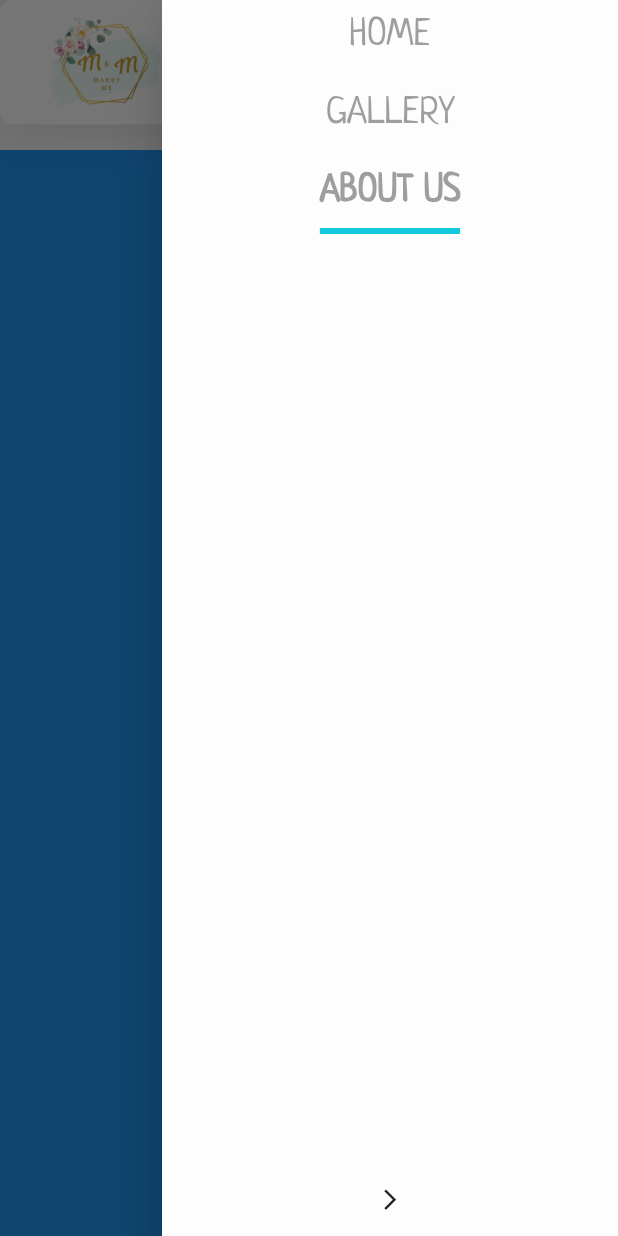
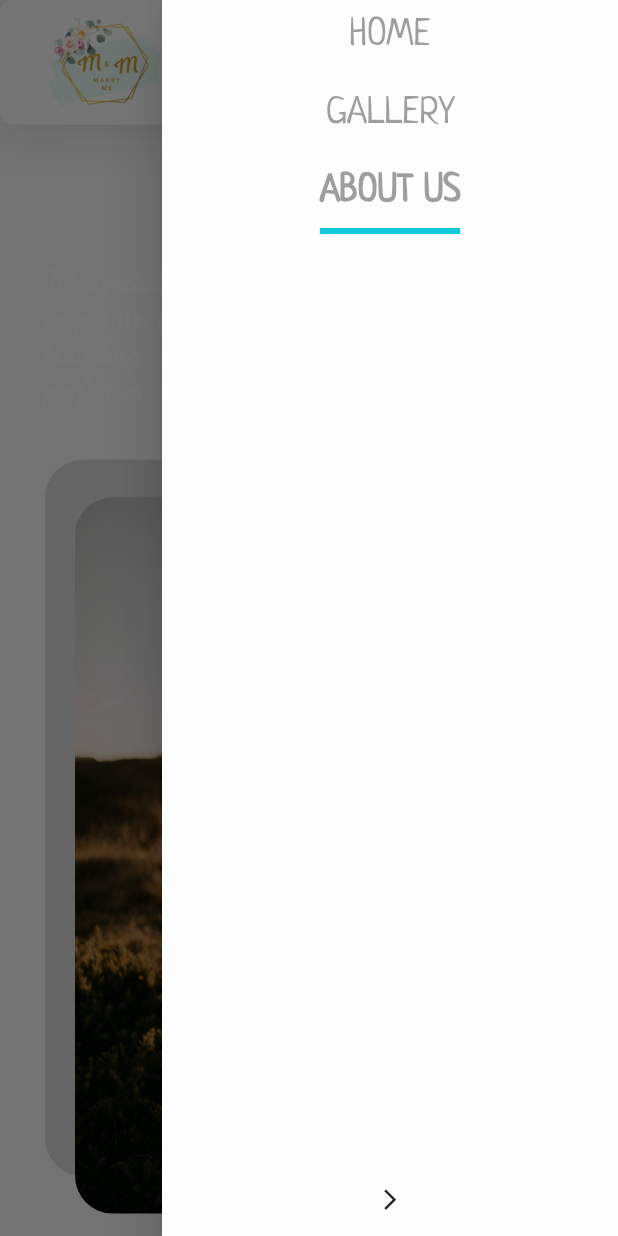
Before and after one commit to justaboy-dev/Flutter_MarryMe, a Flutter app: the screen it shows after launch, after a tap on the "menu" icon, after a tap on "GALLERY", after a tap on "ABOUT US", on a phone screen of 412 x 824 dp. Run offline on Flutter 3.47's test engine with Material 2 defaults, Android fonts, the phone set to English and light mode, and no system bars; drawn by our look-alikes of animated_text_kit; our stand-ins replace carousel_slider, get; missing offline and left inert: flutter_animated_button.

Commit message:
last-commit

```diff
--- /dev/null
+++ b/lib/components/aboutus.dart
@@ -0,0 +1,99 @@
+import 'package:animated_text_kit/animated_text_kit.dart';
+import 'package:flutter/material.dart';
+import 'package:marryme/constant.dart';
+import 'package:marryme/widget/responsive.dart';
+
+class AboutUs extends StatelessWidget {
+  const AboutUs({
+    Key? key,
+  }) : super(key: key);
+
+  @override
+  Widget build(BuildContext context) {
+    return SafeArea(
+      child: Padding(
+        padding: const EdgeInsets.all(20.0),
+        child: Flex(
+          direction:
+              Responsive.isDesktop(context) ? Axis.horizontal : Axis.vertical,
+          children: [
+            Expanded(
+              flex: Responsive.isDesktop(context) ? 4 : 3,
+              child: Padding(
+                padding: const EdgeInsets.only(top: 20, left: 10, right: 10),
+                child: Column(
+                  children: [
+                    Text(
+                      "About Us".toUpperCase(),
+                      style: TextStyle(
+                          color: kButtonColor,
+                          fontSize: Responsive.isDesktop(context) ? 45 : 28,
+                          fontFamily: "Neucha",
+                          fontWeight: FontWeight.bold),
+                    ),
+                    SizedBox(height: Responsive.isDesktop(context) ? 100 : 5),
+                    DefaultTextStyle(
+                      style: TextStyle(
+                          fontSize: Responsive.isDesktop(context) ? 30 : 20,
+                          fontFamily: "DancingScript",
+                          fontWeight: FontWeight.w400),
+                      textAlign: Responsive.isDesktop(context)
+                          ? TextAlign.justify
+                          : TextAlign.center,
+                      softWrap: true,
+                      overflow: TextOverflow.fade,
+                      child: AnimatedTextKit(
+                        repeatForever: true,
+                        animatedTexts: [
+                          TypewriterAnimatedText(
+                            "We specialize in wedding photography, corporate, family and senior portraits, often traveling to your destination to capture the perfect moment in the perfect place.",
+                            speed: const Duration(milliseconds: 100),
+                          ),
+                        ],
+                      ),
+                    ),
+                  ],
+                ),
+              ),
+            ),
+            Expanded(
+              flex: Responsive.isDesktop(context) ? 6 : 8,
+              child: Padding(
+                padding: Responsive.isDesktop(context)
+                    ? const EdgeInsets.all(100.0)
+                    : const EdgeInsets.only(left: 10, right: 20, bottom: 20),
+                child: Align(
+                  alignment: Alignment.center,
+                  child: Stack(
+                    clipBehavior: Clip.none,
+                    children: [
+                      Container(
+                        decoration: BoxDecoration(
+                            color: Colors.black12,
+                            borderRadius: BorderRadius.circular(25)),
+                      ),
+                      Positioned(
+                        top: 25,
+                        left: 20,
+                        bottom: -25,
+                        right: -20,
+                        child: Container(
+                          //margin: const EdgeInsets.only(top: 30, left: 30),
+                          decoration: BoxDecoration(
+                              image: const DecorationImage(
+                                  image: AssetImage("asset/images/aboutus.jpg"),
+                                  fit: BoxFit.cover),
+                              borderRadius: BorderRadius.circular(25)),
+                        ),
+                      ),
+                    ],
+                  ),
+                ),
+              ),
+            )
+          ],
+        ),
+      ),
+    );
+  }
+}
--- a/lib/components/body.dart
+++ b/lib/components/body.dart
@@ -10,7 +10,9 @@ class Body extends StatelessWidget {
   @override
   Widget build(BuildContext context) {
     return SafeArea(
-      child: Container(
+      child: AnimatedContainer(
+        duration: const Duration(milliseconds: 1500),
+        curve: Curves.linearToEaseOut,
         width: double.infinity,
         //height: MediaQuery.of(context).size.height,
         decoration: const BoxDecoration(
@@ -36,7 +38,7 @@ class Body extends StatelessWidget {
             Container(
               constraints: BoxConstraints(
                   maxHeight: MediaQuery.of(context).size.height - 170,
-                  maxWidth: MediaQuery.of(context).size.width / 2),
+                  maxWidth: MediaQuery.of(context).size.width),
               child: Column(
                 crossAxisAlignment: CrossAxisAlignment.start,
                 mainAxisAlignment: MainAxisAlignment.center,
--- a/lib/components/gallery.dart
+++ b/lib/components/gallery.dart
@@ -77,7 +77,9 @@ class Gallery extends StatelessWidget {
             Expanded(
               flex: Responsive.isMobile(context) ? 4 : 5,
               child: Align(
-                alignment: Alignment.center,
+                alignment: Responsive.isMobile(context)
+                    ? Alignment.topCenter
+                    : Alignment.center,
                 child: Container(
                   margin: const EdgeInsets.all(5),
                   width: Responsive.isDesktop(context)
--- a/lib/components/homepage.dart
+++ b/lib/components/homepage.dart
@@ -6,6 +6,7 @@ import 'package:marryme/widget/appbar.dart';
 import 'package:marryme/widget/responsive.dart';
 import 'package:marryme/widget/responsivemenulist.dart';
 
+import 'aboutus.dart';
 import 'gallery.dart';
 
 class HomePage extends StatelessWidget {
@@ -61,22 +62,22 @@ class HomePage extends StatelessWidget {
                             controller: pageController,
                           ),
                           const Gallery(),
-                          Container(
-                            height: 300,
-                            color: Colors.blue,
-                          ),
+                          const AboutUs(),
                         ],
                       ),
                       Align(
                         alignment: Alignment.bottomRight,
+                        child: Container(
+                          margin: const EdgeInsets.all(40),
+                          width: 50,
+                          height: 50,
                           child: InkWell(
                             onTap: () {
                               appBarController.jumpToPage(0, pageController);
                             },
-                          child: Container(
-                              margin: const EdgeInsets.all(40),
-                              width: 50,
-                              height: 50,
+                            child: AnimatedContainer(
+                                duration: const Duration(seconds: 1),
+                                curve: Curves.fastOutSlowIn,
                                 decoration: BoxDecoration(
                                     border: Border.all(color: Colors.white),
                                     color: Colors.black26,
@@ -86,6 +87,7 @@ class HomePage extends StatelessWidget {
                                   Icons.arrow_upward,
                                   color: Colors.white,
                                 )),
+                          ),
                         ),
                       ),
                     ],
--- a/lib/controllers/appbar_controller.dart
+++ b/lib/controllers/appbar_controller.dart
@@ -11,7 +11,7 @@ class AppBarController extends GetxController {
 
   void jumpToPage(int index, PageController controller) {
     controller.animateToPage(index,
-        duration: const Duration(milliseconds: 800),
+        duration: const Duration(milliseconds: 1000),
         curve: Curves.easeInOutQuint);
     update();
   }
--- a/lib/widget/responsive.dart
+++ b/lib/widget/responsive.dart
@@ -7,9 +7,9 @@ class Responsive extends StatelessWidget {
       : super(key: key);
 
   static bool isMobile(BuildContext context) =>
-      MediaQuery.of(context).size.width < 930;
+      MediaQuery.of(context).size.width < 980;
   static bool isDesktop(BuildContext context) =>
-      MediaQuery.of(context).size.width >= 930;
+      MediaQuery.of(context).size.width >= 980;
 
   @override
   Widget build(BuildContext context) {
```
Also changed, not shown: asset/images/aboutus.jpg (added). Lines whose indentation alone changed are shown as unchanged.
